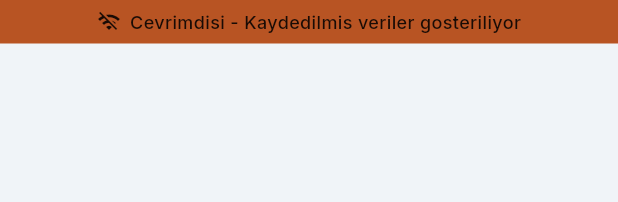
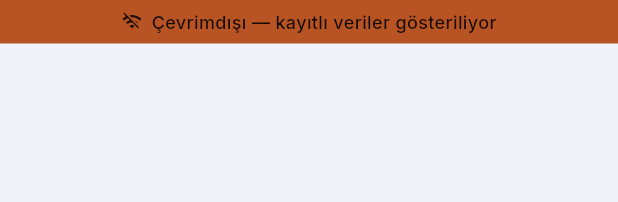
Before and after one commit to YusufEmreYazici/assetflow_mobile, a Flutter app: the OfflineBanner widget shown alone on an empty page, opened directly, on a phone screen of 412 x 824 dp. Shown: the top 202 px of the screen. Run offline on Flutter 3.47's test engine with Material 3 defaults, Android fonts, the phone set to English and light mode, and no system bars; our stand-ins replace csv, dio, file_picker, fl_chart, flutter_local_notifications, flutter_riverpod and 7 more; missing offline and left inert: mobile_scanner; accounts and stored records are empty.

Commit message:
feat(T12): offline banner shows last sync time
- OfflineBanner now reads OfflineCacheService.getLastSyncLabel('devices')
- Shows "Çevrimdışı — kayıtlı veriler gösteriliyor · Son sync: X dk önce"
- Text truncates gracefully with Flexible + ellipsis

Co-Authored-By: Claude Sonnet 4.6 <noreply@anthropic.com>

```diff
--- a/lib/core/widgets/connectivity_wrapper.dart
+++ b/lib/core/widgets/connectivity_wrapper.dart
@@ -2,6 +2,7 @@ import 'dart:async';
 import 'dart:io';
 import 'package:flutter/material.dart';
 import 'package:flutter_riverpod/flutter_riverpod.dart';
+import 'package:assetflow_mobile/core/services/offline_cache_service.dart';
 import 'package:assetflow_mobile/core/theme/app_theme.dart';
 import 'package:assetflow_mobile/core/constants/api_constants.dart';
 
@@ -58,18 +59,24 @@ class OfflineBanner extends ConsumerWidget {
 
     if (isOnline) return const SizedBox.shrink();
 
+    final lastSync = OfflineCacheService.getLastSyncLabel('devices');
+    final syncText = lastSync != null ? ' · Son sync: $lastSync' : '';
+
     return Container(
       width: double.infinity,
-      padding: const EdgeInsets.symmetric(vertical: 6),
+      padding: const EdgeInsets.symmetric(vertical: 6, horizontal: 16),
       color: AppColors.warning,
-      child: const Row(
+      child: Row(
         mainAxisAlignment: MainAxisAlignment.center,
         children: [
-          Icon(Icons.wifi_off, size: 16, color: Colors.black87),
-          SizedBox(width: 6),
-          Text(
-            'Cevrimdisi - Kaydedilmis veriler gosteriliyor',
-            style: TextStyle(fontSize: 12, color: Colors.black87, fontWeight: FontWeight.w500),
+          const Icon(Icons.wifi_off, size: 14, color: Colors.black87),
+          const SizedBox(width: 6),
+          Flexible(
+            child: Text(
+              'Çevrimdışı — kayıtlı veriler gösteriliyor$syncText',
+              style: const TextStyle(fontSize: 12, color: Colors.black87, fontWeight: FontWeight.w500),
+              overflow: TextOverflow.ellipsis,
+            ),
           ),
         ],
       ),
```
